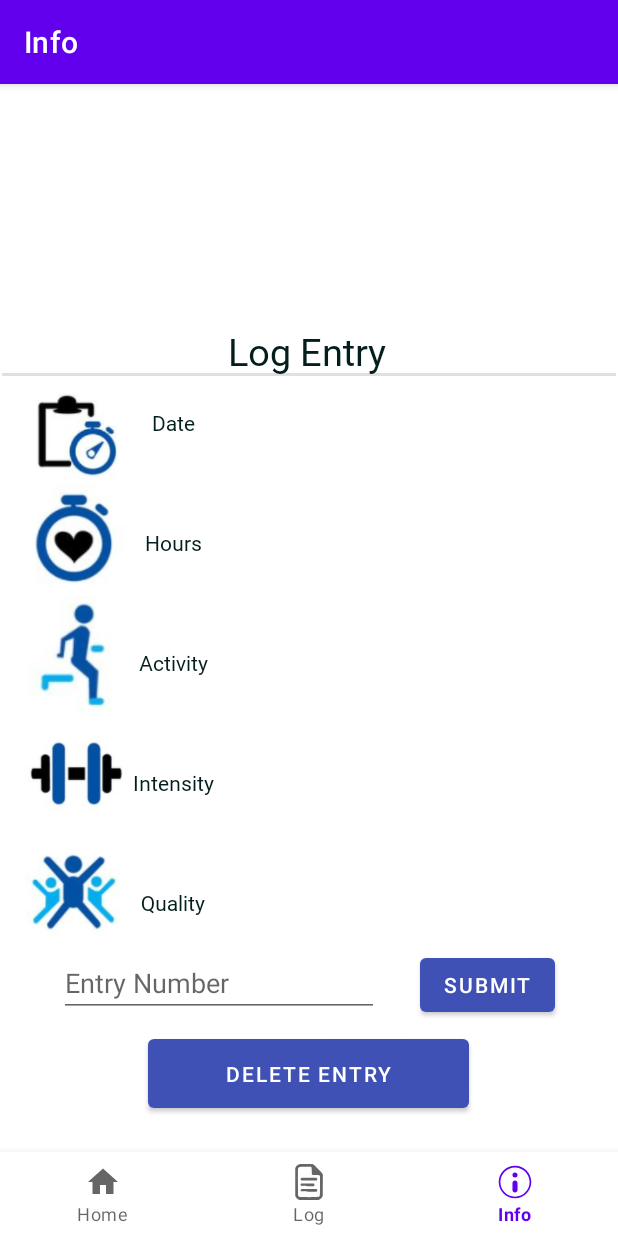
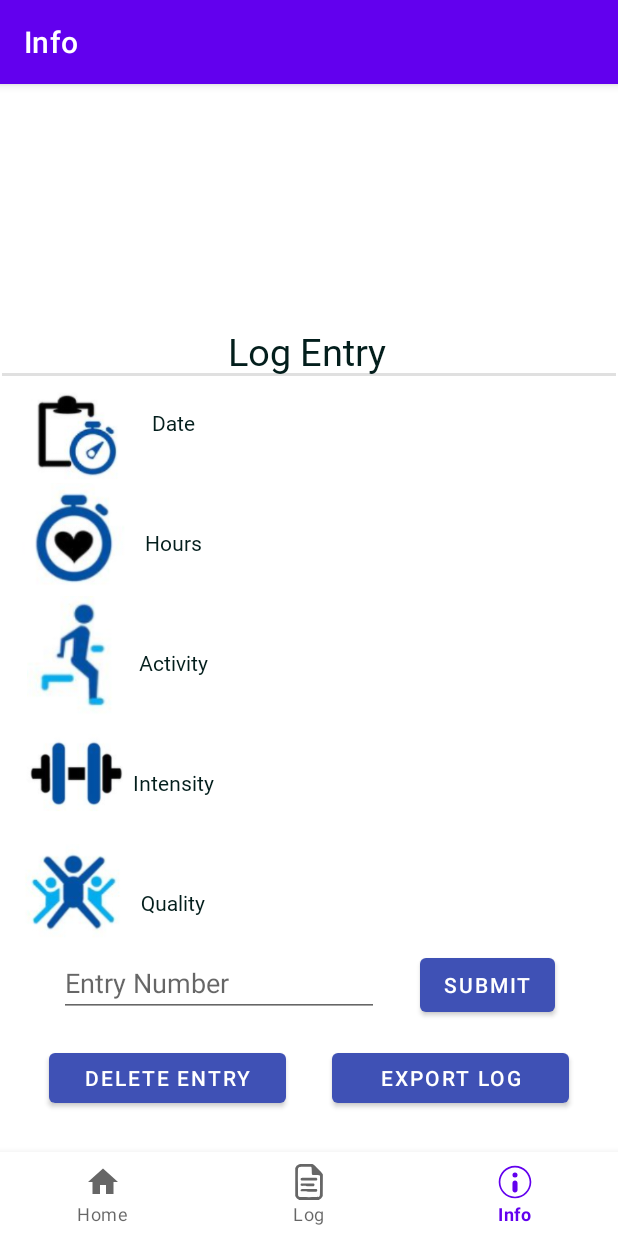
Before and after one commit to glstrachan/health-app, an Android app: the InfoFragment screen opened through its navigation route, on a phone screen of 412 x 824 dp. Run offline under Robolectric (Android 15) with nearby library versions, the phone set to English and light mode, and no system bars; our stand-ins replace navigation-ui.

Commit message:
final thing
Signed-off-by: roncherny <ron.cherny@gmail.com>

```diff
--- a/project/app/src/main/res/layout/fragment_info.xml
+++ b/project/app/src/main/res/layout/fragment_info.xml
@@ -103,12 +103,12 @@
         android:layout_width="333dp"
         android:layout_height="400dp"
         android:stretchColumns="1"
-        app:layout_constraintHorizontal_bias="1.1"
-        app:layout_constraintVertical_bias="0.3"
         app:layout_constraintBottom_toBottomOf="parent"
         app:layout_constraintEnd_toEndOf="parent"
+        app:layout_constraintHorizontal_bias="1.1"
         app:layout_constraintStart_toStartOf="parent"
-        app:layout_constraintTop_toTopOf="parent">
+        app:layout_constraintTop_toTopOf="parent"
+        app:layout_constraintVertical_bias="0.3">
 
         <TableRow
             android:layout_width="match_parent"
@@ -242,17 +242,31 @@
         app:layout_constraintVertical_bias="0.836" />
 
     <Button
+        android:id="@+id/button3"
+        android:layout_width="158dp"
+        android:layout_height="45dp"
+        android:onClick="exportLog"
+        android:text="Export Log"
+        app:backgroundTint="#3F51B5"
+        app:layout_constraintBottom_toBottomOf="parent"
+        app:layout_constraintEnd_toEndOf="parent"
+        app:layout_constraintHorizontal_bias="0.5"
+        app:layout_constraintStart_toEndOf="@+id/button2"
+        app:layout_constraintTop_toTopOf="parent"
+        app:layout_constraintVertical_bias="0.95" />
+
+    <Button
         android:id="@+id/button2"
-        android:layout_width="214dp"
-        android:layout_height="58dp"
+        android:layout_width="158dp"
+        android:layout_height="45dp"
         android:onClick="deleteEntry"
         android:text="Delete Entry"
         app:backgroundTint="#3F51B5"
         app:layout_constraintBottom_toBottomOf="parent"
-        app:layout_constraintEnd_toEndOf="parent"
-        app:layout_constraintHorizontal_bias="0.497"
+        app:layout_constraintEnd_toStartOf="@+id/button3"
+        app:layout_constraintHorizontal_bias="0.5"
         app:layout_constraintStart_toStartOf="parent"
         app:layout_constraintTop_toTopOf="parent"
-        app:layout_constraintVertical_bias="0.955" />
+        app:layout_constraintVertical_bias="0.95" />
 
 </androidx.constraintlayout.widget.ConstraintLayout>
```
Also changed, not shown: project/app/src/main/java/com/healthapp/DataInstance.java (+4 -4 lines), project/app/src/main/java/com/healthapp/LogData.java (+21 -0 lines), project/app/src/main/java/com/healthapp/MainActivity.java (+17 -6 lines).
